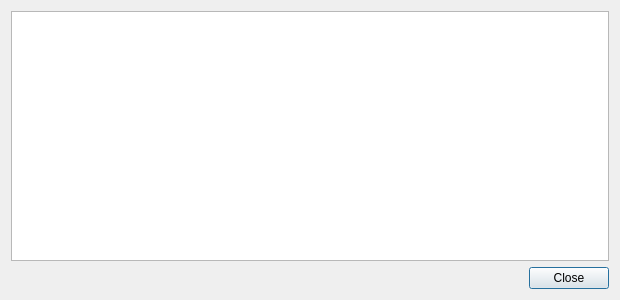
Above: src/qt/forms/transactiondescdialog.ui from cosmoscoin/cosmoscoin before the change. Below: the same form after it.
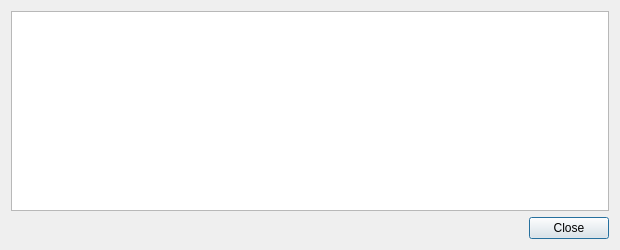
That is the form after the change.

Patch:
```diff
--- a/src/qt/forms/transactiondescdialog.ui
+++ b/src/qt/forms/transactiondescdialog.ui
@@ -7,7 +7,7 @@
     <x>0</x>
     <y>0</y>
     <width>620</width>
-    <height>300</height>
+    <height>250</height>
    </rect>
   </property>
   <property name="windowTitle">
```
